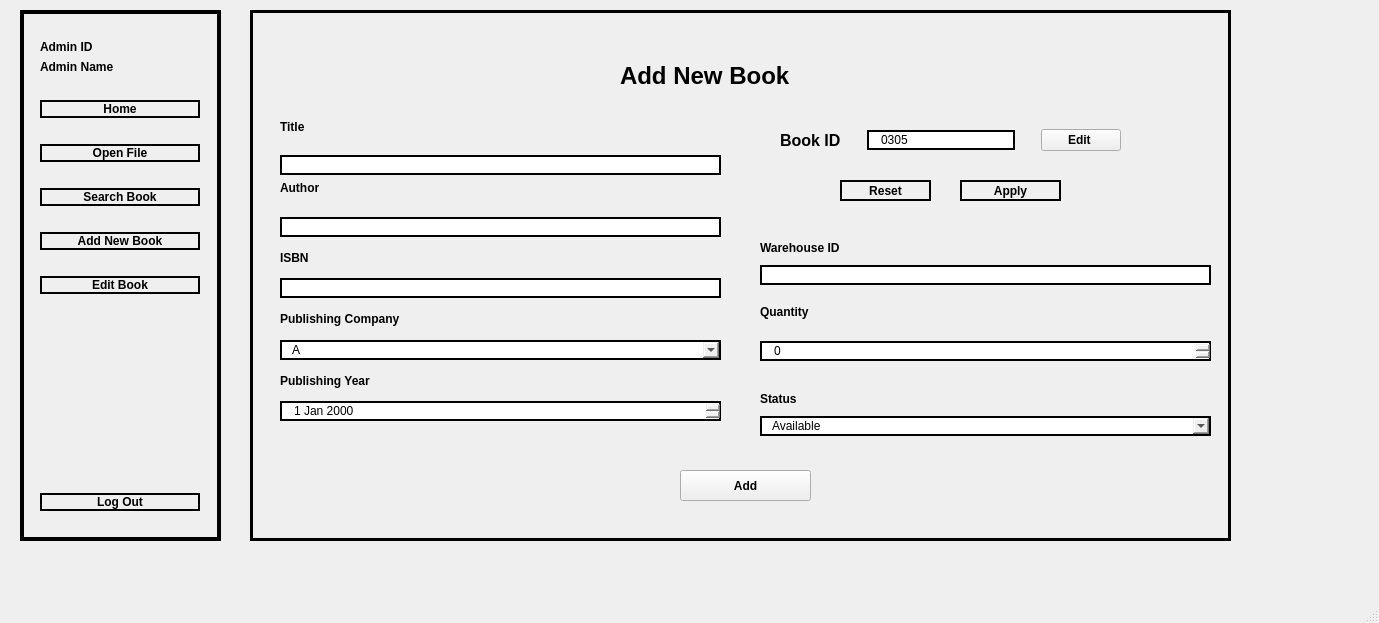
Before: the Qt Designer form ui/designer-files/mainwindow.ui in viciousircle/FINAL-huhuh, drawn with Qt 5.
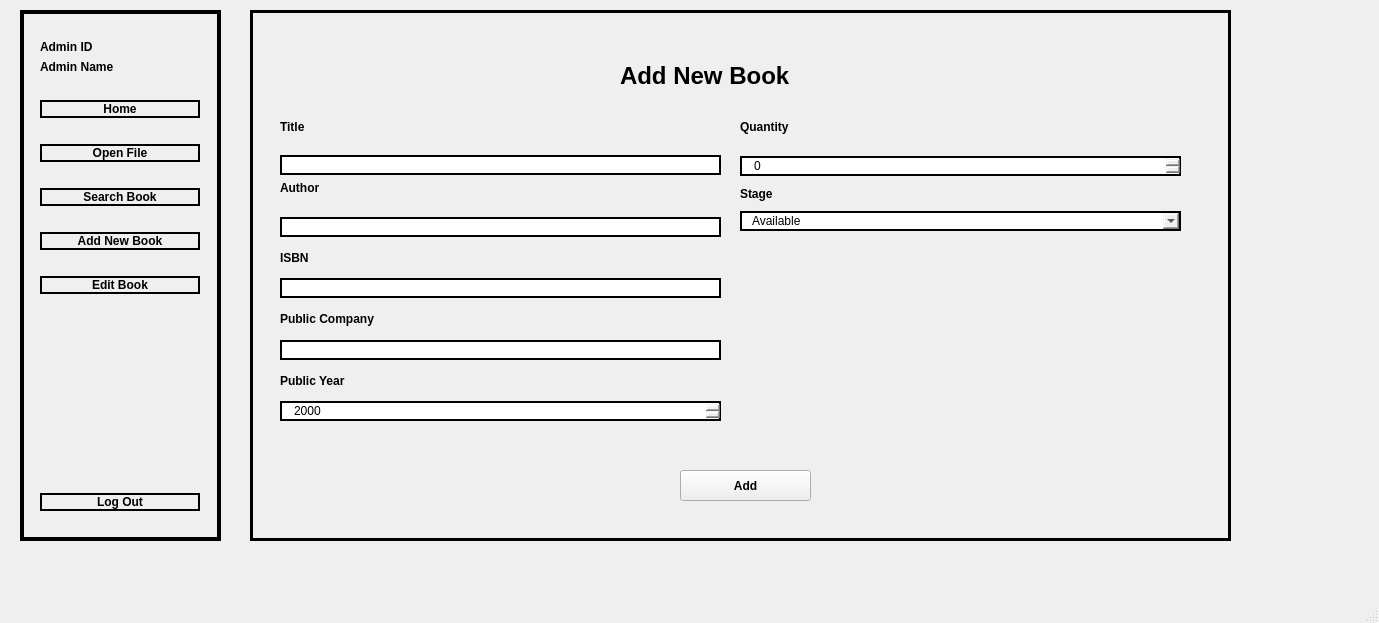
After: the same form once the commit is applied. The open tabs and pages were chosen to show the change.

Diff of the .ui file:
```diff
--- a/ui/designer-files/mainwindow.ui
+++ b/ui/designer-files/mainwindow.ui
@@ -312,38 +312,18 @@
            </font>
           </property>
           <property name="text">
-           <string>Publishing Company</string>
+           <string>Public Company</string>
           </property>
          </widget>
         </item>
         <item>
-         <widget class="QComboBox" name="input_company_3">
+         <widget class="QLineEdit" name="input_comp">
           <property name="styleSheet">
            <string notr="true">border: 2px solid black;
 color: rgb(0, 0, 0);
 padding: 0px 10px 0px 10px ;
 </string>
           </property>
-          <item>
-           <property name="text">
-            <string>A</string>
-           </property>
-          </item>
-          <item>
-           <property name="text">
-            <string>Other</string>
-           </property>
-          </item>
-          <item>
-           <property name="text">
-            <string>B</string>
-           </property>
-          </item>
-          <item>
-           <property name="text">
-            <string>C</string>
-           </property>
-          </item>
          </widget>
         </item>
         <item>
@@ -354,7 +334,7 @@
            </font>
           </property>
           <property name="text">
-           <string>Publishing Year</string>
+           <string>Public Year</string>
           </property>
          </widget>
         </item>
@@ -366,6 +346,12 @@
 padding: 0px 10px 0px 10px ;
 </string>
           </property>
+          <property name="currentSection">
+           <enum>QDateTimeEdit::YearSection</enum>
+          </property>
+          <property name="displayFormat">
+           <string>yyyy</string>
+          </property>
          </widget>
         </item>
        </layout>
@@ -373,51 +359,16 @@
       <widget class="QWidget" name="verticalLayoutWidget_16">
        <property name="geometry">
         <rect>
-         <x>510</x>
-         <y>220</y>
-         <width>451</width>
-         <height>206</height>
+         <x>490</x>
+         <y>110</y>
+         <width>441</width>
+         <height>111</height>
         </rect>
        </property>
        <layout class="QVBoxLayout" name="verticalLayout_15">
         <property name="spacing">
          <number>0</number>
         </property>
-        <item>
-         <widget class="QLabel" name="warehouse_id_3">
-          <property name="font">
-           <font>
-            <bold>true</bold>
-           </font>
-          </property>
-          <property name="text">
-           <string>Warehouse ID</string>
-          </property>
-         </widget>
-        </item>
-        <item>
-         <widget class="QLineEdit" name="input_isbn_9">
-          <property name="styleSheet">
-           <string notr="true">border: 2px solid black;
-color: rgb(0, 0, 0);
-padding: 0px 10px 0px 10px ;
-</string>
-          </property>
-         </widget>
-        </item>
-        <item>
-         <spacer name="horizontalSpacer_47">
-          <property name="orientation">
-           <enum>Qt::Horizontal</enum>
-          </property>
-          <property name="sizeHint" stdset="0">
-           <size>
-            <width>40</width>
-            <height>20</height>
-           </size>
-          </property>
-         </spacer>
-        </item>
         <item alignment="Qt::AlignTop">
          <widget class="QLabel" name="quantity_3">
           <property name="font">
@@ -441,27 +392,14 @@
          </widget>
         </item>
         <item>
-         <spacer name="horizontalSpacer_48">
-          <property name="orientation">
-           <enum>Qt::Horizontal</enum>
-          </property>
-          <property name="sizeHint" stdset="0">
-           <size>
-            <width>40</width>
-            <height>20</height>
-           </size>
-          </property>
-         </spacer>
-        </item>
-        <item>
-         <widget class="QLabel" name="status_3">
+         <widget class="QLabel" name="stage">
           <property name="font">
            <font>
             <bold>true</bold>
            </font>
           </property>
           <property name="text">
-           <string>Status</string>
+           <string>Stage</string>
           </property>
          </widget>
         </item>
@@ -487,193 +425,6 @@
         </item>
        </layout>
       </widget>
-      <widget class="QWidget" name="horizontalLayoutWidget_6">
-       <property name="geometry">
-        <rect>
-         <x>510</x>
-         <y>110</y>
-         <width>381</width>
-         <height>41</height>
-        </rect>
-       </property>
-       <layout class="QHBoxLayout" name="horizontalLayout_7">
-        <item>
-         <spacer name="verticalSpacer_15">
-          <property name="orientation">
-           <enum>Qt::Vertical</enum>
-          </property>
-          <property name="sizeHint" stdset="0">
-           <size>
-            <width>20</width>
-            <height>40</height>
-           </size>
-          </property>
-         </spacer>
-        </item>
-        <item>
-         <widget class="QLabel" name="label_9">
-          <property name="font">
-           <font>
-            <pointsize>12</pointsize>
-            <bold>true</bold>
-           </font>
-          </property>
-          <property name="text">
-           <string>Book ID</string>
-          </property>
-         </widget>
-        </item>
-        <item>
-         <spacer name="verticalSpacer_16">
-          <property name="orientation">
-           <enum>Qt::Vertical</enum>
-          </property>
-          <property name="sizeHint" stdset="0">
-           <size>
-            <width>20</width>
-            <height>40</height>
-           </size>
-          </property>
-         </spacer>
-        </item>
-        <item>
-         <widget class="QLineEdit" name="lineEdit">
-          <property name="enabled">
-           <bool>false</bool>
-          </property>
-          <property name="styleSheet">
-           <string notr="true">border: 2px solid black;
-color: rgb(0, 0, 0);
-padding: 0 10px 0 10px ;
-</string>
-          </property>
-          <property name="text">
-           <string>0305</string>
-          </property>
-         </widget>
-        </item>
-        <item>
-         <spacer name="verticalSpacer_17">
-          <property name="orientation">
-           <enum>Qt::Vertical</enum>
-          </property>
-          <property name="sizeHint" stdset="0">
-           <size>
-            <width>20</width>
-            <height>40</height>
-           </size>
-          </property>
-         </spacer>
-        </item>
-        <item>
-         <widget class="QPushButton" name="pushButton_7">
-          <property name="font">
-           <font>
-            <bold>true</bold>
-           </font>
-          </property>
-          <property name="styleSheet">
-           <string notr="true">QPushButton{
-	border: 2px solid black;
-	color: rgb(0, 0, 0);
-	padding: 5 10px 5 10px ;
-}
-QPushButton:hover{
-	border: 2px solid #560bad;
-	color: #560bad;
-	padding: 0 10px 0 10px ;
-}
-QPushButton::after{
-	border: 2px solid grey;\ncolor: grey;\npadding: 0 10px 0 10px ;\n
-}
-
-
-</string>
-          </property>
-          <property name="text">
-           <string>Edit </string>
-          </property>
-         </widget>
-        </item>
-        <item>
-         <spacer name="verticalSpacer_18">
-          <property name="orientation">
-           <enum>Qt::Vertical</enum>
-          </property>
-          <property name="sizeHint" stdset="0">
-           <size>
-            <width>20</width>
-            <height>40</height>
-           </size>
-          </property>
-         </spacer>
-        </item>
-       </layout>
-      </widget>
-      <widget class="QStackedWidget" name="stackedWidget_4">
-       <property name="geometry">
-        <rect>
-         <x>510</x>
-         <y>160</y>
-         <width>401</width>
-         <height>51</height>
-        </rect>
-       </property>
-       <property name="currentIndex">
-        <number>1</number>
-       </property>
-       <widget class="QWidget" name="page_5">
-        <widget class="QPushButton" name="pushButton_8">
-         <property name="geometry">
-          <rect>
-           <x>80</x>
-           <y>10</y>
-           <width>91</width>
-           <height>21</height>
-          </rect>
-         </property>
-         <property name="font">
-          <font>
-           <bold>true</bold>
-          </font>
-         </property>
-         <property name="styleSheet">
-          <string notr="true">border: 2px solid black;
-color: rgb(0, 0, 0);
-padding: 0 10px 0 10px ;
-</string>
-         </property>
-         <property name="text">
-          <string>Reset</string>
-         </property>
-        </widget>
-        <widget class="QPushButton" name="pushButton_10">
-         <property name="geometry">
-          <rect>
-           <x>200</x>
-           <y>10</y>
-           <width>101</width>
-           <height>21</height>
-          </rect>
-         </property>
-         <property name="font">
-          <font>
-           <bold>true</bold>
-          </font>
-         </property>
-         <property name="styleSheet">
-          <string notr="true">border: 2px solid black;
-color: rgb(0, 0, 0);
-padding: 0 10px 0 10px ;
-</string>
-         </property>
-         <property name="text">
-          <string>Apply</string>
-         </property>
-        </widget>
-       </widget>
-       <widget class="QWidget" name="page_6"/>
-      </widget>
       <widget class="QLabel" name="label_4">
        <property name="geometry">
         <rect>
```
Left out of the diff: 385 changed lines with no effect on the pictures.
